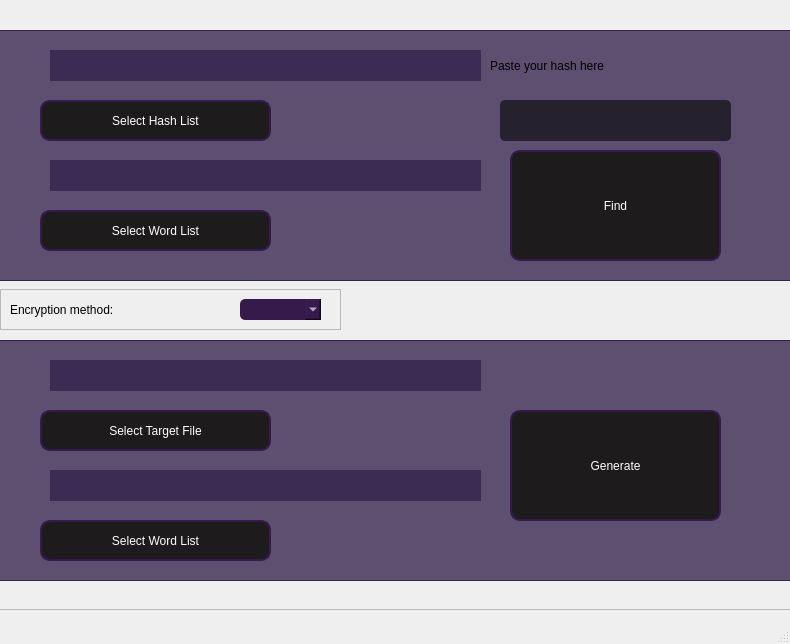
First picture: the form in mainwindow.ui, repository kralloie/shahnagraem, before the edit.
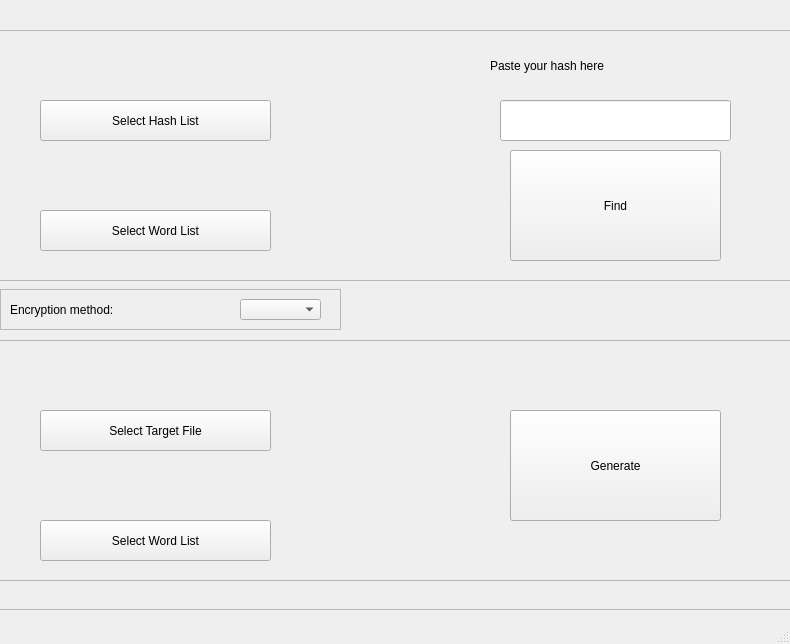
Second picture: the form after the edit. Icons and pictures are not drawn.

Commit message: Moved style sheets from UI to .qss

The edit to the form file:
```diff
--- a/mainwindow.ui
+++ b/mainwindow.ui
@@ -36,8 +36,7 @@
      </sizepolicy>
     </property>
     <property name="styleSheet">
-     <string notr="true">background-color: rgba(51, 34, 76, 200);
-</string>
+     <string notr="true"/>
     </property>
     <property name="frameShape">
      <enum>QFrame::StyledPanel</enum>
@@ -55,12 +54,7 @@
       </rect>
      </property>
      <property name="styleSheet">
-      <string notr="true">font: 25pt &quot;Bahnschrift&quot;;
-color: rgb(255, 255, 255);
-background-color: rgb(29, 27, 27);
-border-radius: 10px;
-border: 2px solid;
-border-color: rgb(54, 26, 77);</string>
+      <string notr="true"/>
      </property>
      <property name="text">
       <string>Generate</string>
@@ -76,12 +70,7 @@
       </rect>
      </property>
      <property name="styleSheet">
-      <string notr="true">font: 20pt &quot;Bahnschrift&quot;;
-color: rgb(255, 255, 255);
-background-color: rgb(29, 27, 27);
-border-radius: 10px;
-border: 2px solid;
-border-color: rgb(54, 26, 77);</string>
+      <string notr="true"/>
      </property>
      <property name="text">
       <string>Select Target File</string>
@@ -163,12 +152,7 @@
       </sizepolicy>
      </property>
      <property name="styleSheet">
-      <string notr="true">font: 20pt &quot;Bahnschrift&quot;;
-color: rgb(255, 255, 255);
-background-color: rgb(29, 27, 27);
-border-radius: 10px;
-border: 2px solid;
-border-color: rgb(54, 26, 77);</string>
+      <string notr="true"/>
      </property>
      <property name="text">
       <string>Select Word List</string>
@@ -190,8 +174,7 @@
      </rect>
     </property>
     <property name="styleSheet">
-     <string notr="true">background-color: rgba(51, 34, 76, 200);
-</string>
+     <string notr="true"/>
     </property>
     <property name="frameShape">
      <enum>QFrame::StyledPanel</enum>
@@ -209,8 +192,7 @@
       </rect>
      </property>
      <property name="styleSheet">
-      <string notr="true">background-color: rgba(0, 0, 0, 150);
-border-radius:5px;</string>
+      <string notr="true"/>
      </property>
     </widget>
     <widget class="QPushButton" name="openWordList">
@@ -223,12 +205,7 @@
       </rect>
      </property>
      <property name="styleSheet">
-      <string notr="true">font: 20pt &quot;Bahnschrift&quot;;
-color: rgb(255, 255, 255);
-background-color: rgb(29, 27, 27);
-border-radius: 10px;
-border: 2px solid;
-border-color: rgb(54, 26, 77);</string>
+      <string notr="true"/>
      </property>
      <property name="text">
       <string>Select Word List</string>
@@ -244,12 +221,7 @@
       </rect>
      </property>
      <property name="styleSheet">
-      <string notr="true">font: 20pt &quot;Bahnschrift&quot;;
-color: rgb(255, 255, 255);
-background-color: rgb(29, 27, 27);
-border-radius: 10px;
-border: 2px solid;
-border-color: rgb(54, 26, 77);</string>
+      <string notr="true"/>
      </property>
      <property name="text">
       <string>Select Hash List</string>
@@ -265,8 +237,7 @@
       </rect>
      </property>
      <property name="styleSheet">
-      <string notr="true">font: 20pt &quot;Bahnschrift&quot;;
-background-color: rgba(255, 255, 255, 0);</string>
+      <string notr="true"/>
      </property>
      <property name="text">
       <string>Paste your hash here</string>
@@ -282,12 +253,7 @@
       </rect>
      </property>
      <property name="styleSheet">
-      <string notr="true">font: 25pt &quot;Bahnschrift&quot;;
-color: rgb(255, 255, 255);
-background-color: rgb(29, 27, 27);
-border-radius: 10px;
-border: 2px solid;
-border-color: rgb(54, 26, 77);
+      <string notr="true">
 </string>
      </property>
      <property name="text">
@@ -418,10 +384,7 @@
        <string>&lt;html&gt;&lt;head/&gt;&lt;body&gt;&lt;p&gt;&lt;br/&gt;&lt;/p&gt;&lt;/body&gt;&lt;/html&gt;</string>
       </property>
       <property name="styleSheet">
-       <string notr="true">font: 9pt &quot;Bahnschrift&quot;;
-background-color: rgb(54, 26, 77);
-border-radius:5px;
-color: rgb(255,255,255);
+       <string notr="true">
 
 
 </string>
```
Left out of the diff: 16 changed lines with no effect on the pictures. The commit also changes 1 other file.
